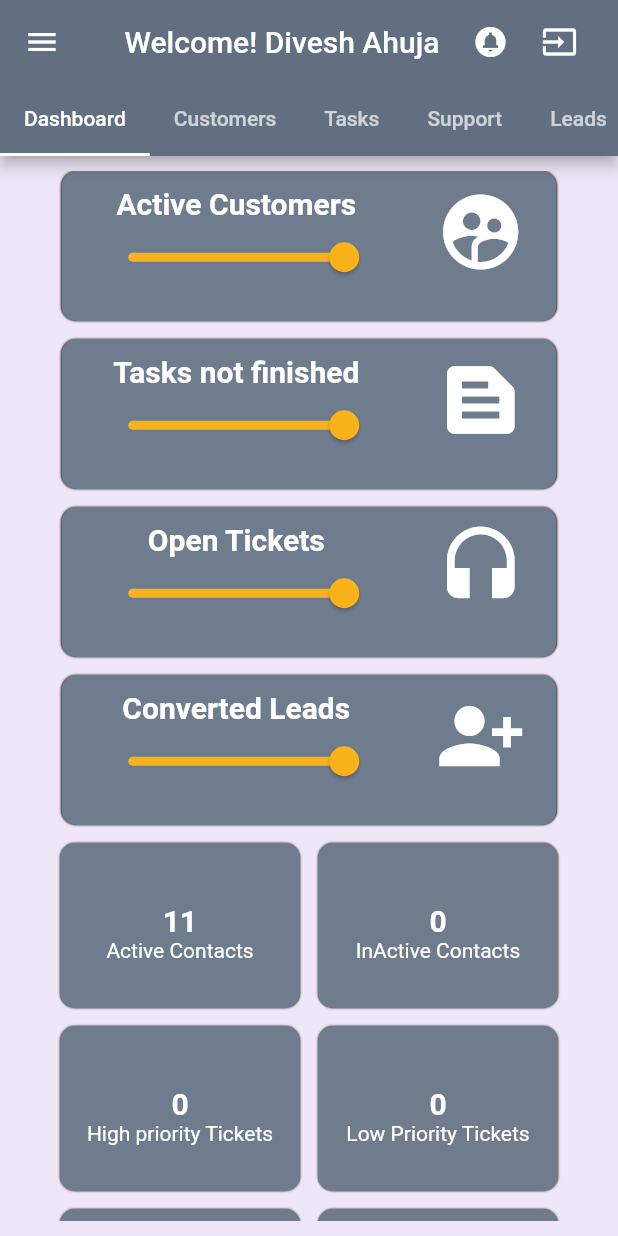
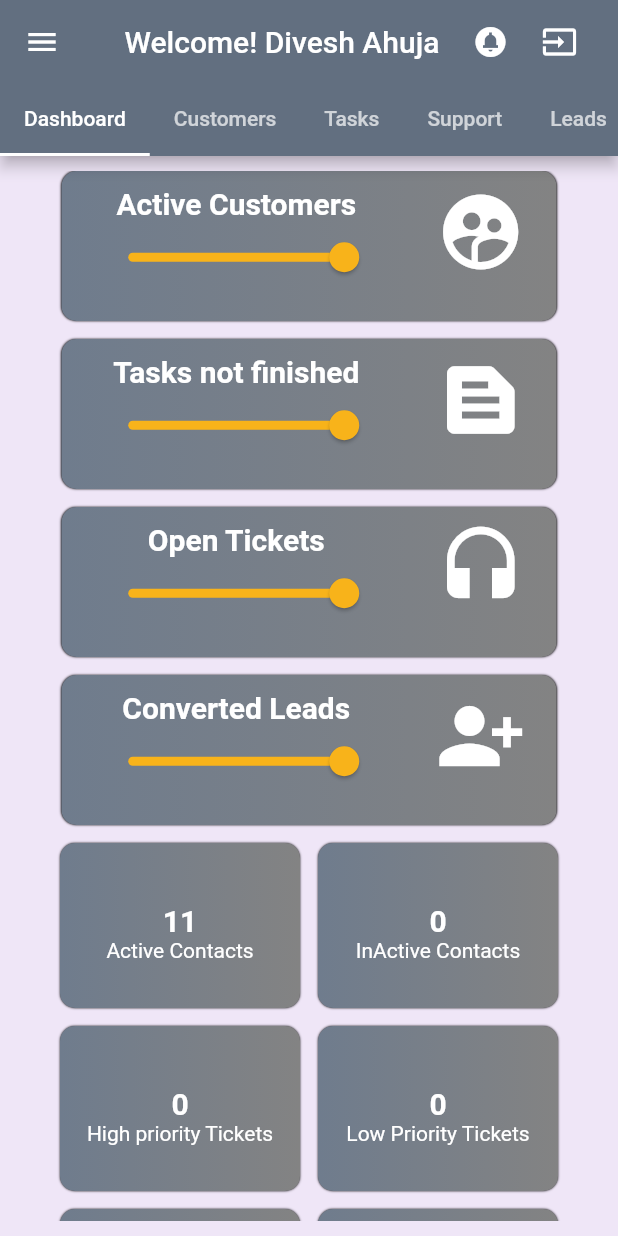
Before and after one commit to mtayyabpro/furqanhosp, a Flutter app: the pg1 screen opened directly, on a phone screen of 412 x 824 dp. Run offline on Flutter 3.47's test engine with Material 2 defaults, Android fonts, the light colour scheme and no system bars.

Commit message:
updated 18.05.23

```diff
--- a/lib/pg1.dart
+++ b/lib/pg1.dart
@@ -140,7 +140,15 @@ class _pg1State extends State<pg1> {
                                   width: 330,
                                   // color: Colors.white,
                                   decoration: BoxDecoration(
-                                      color:Color(0xff6f7c8d),
+                                    gradient: LinearGradient(
+                                      begin: Alignment.centerLeft,
+                                      end: Alignment.centerRight,
+                                      colors: [
+                                        Color(0xff6f7c8d),
+                                        Color(0xff838383),
+                                      ]
+                                    ),
+
                                       borderRadius: BorderRadius.circular(10),
                                       border: Border.all(
                                         width: 0.5,
@@ -202,7 +210,14 @@ class _pg1State extends State<pg1> {
                                   width: 330,
                                   // color: Colors.white,
                                   decoration: BoxDecoration(
-                                      color:Color(0xff6f7c8d),
+                                      gradient: LinearGradient(
+                                          begin: Alignment.centerLeft,
+                                          end: Alignment.centerRight,
+                                          colors: [
+                                            Color(0xff6f7c8d),
+                                            Color(0xff838383),
+                                          ]
+                                      ),
                                       borderRadius: BorderRadius.circular(10),
                                       border: Border.all(
                                         width: 0.5,
@@ -265,7 +280,14 @@ class _pg1State extends State<pg1> {
                                   width: 330,
                                   // color: Colors.white,
                                   decoration: BoxDecoration(
-                                      color:Color(0xff6f7c8d),
+                                      gradient: LinearGradient(
+                                          begin: Alignment.centerLeft,
+                                          end: Alignment.centerRight,
+                                          colors: [
+                                            Color(0xff6f7c8d),
+                                            Color(0xff838383),
+                                          ]
+                                      ),
                                       borderRadius: BorderRadius.circular(10),
                                       border: Border.all(
                                         width: 0.5,
@@ -329,7 +351,14 @@ class _pg1State extends State<pg1> {
                                   width: 330,
                                   // color: Colors.white,
                                   decoration: BoxDecoration(
-                                      color:Color(0xff6f7c8d),
+                                      gradient: LinearGradient(
+                                          begin: Alignment.centerLeft,
+                                          end: Alignment.centerRight,
+                                          colors: [
+                                            Color(0xff6f7c8d),
+                                            Color(0xff838383),
+                                          ]
+                                      ),
                                       borderRadius: BorderRadius.circular(10),
                                       border: Border.all(
                                         width: 0.5,
@@ -392,7 +421,14 @@ class _pg1State extends State<pg1> {
                                   width: 160,
                                   // color: Colors.white,
                                   decoration: BoxDecoration(
-                                      color:Color(0xff6f7c8d),
+                                      gradient: LinearGradient(
+                                          begin: Alignment.centerLeft,
+                                          end: Alignment.centerRight,
+                                          colors: [
+                                            Color(0xff6f7c8d),
+                                            Color(0xff838383),
+                                          ]
+                                      ),
                                       borderRadius: BorderRadius.circular(10),
                                       border: Border.all(
                                         width: 0.5,
@@ -435,7 +471,14 @@ class _pg1State extends State<pg1> {
                               width: 160,
                               // color: Colors.white,
                               decoration: BoxDecoration(
-                                  color: Color(0xff707c8c),
+                                  gradient: LinearGradient(
+                                      begin: Alignment.centerLeft,
+                                      end: Alignment.centerRight,
+                                      colors: [
+                                        Color(0xff6f7c8d),
+                                        Color(0xff838383),
+                                      ]
+                                  ),
                                   borderRadius: BorderRadius.circular(10),
                                   border: Border.all(
                                     width: 0.5,
@@ -483,7 +526,14 @@ class _pg1State extends State<pg1> {
                                   width: 160,
                                   // color: Colors.white,
                                   decoration: BoxDecoration(
-                                      color:Color(0xff6f7c8d),
+                                      gradient: LinearGradient(
+                                          begin: Alignment.centerLeft,
+                                          end: Alignment.centerRight,
+                                          colors: [
+                                            Color(0xff6f7c8d),
+                                            Color(0xff838383),
+                                          ]
+                                      ),
                                       borderRadius: BorderRadius.circular(10),
                                       border: Border.all(
                                         width: 0.5,
@@ -526,7 +576,14 @@ class _pg1State extends State<pg1> {
                               width: 160,
                               // color: Colors.white,
                               decoration: BoxDecoration(
-                                  color: Color(0xff707c8c),
+                                  gradient: LinearGradient(
+                                      begin: Alignment.centerLeft,
+                                      end: Alignment.centerRight,
+                                      colors: [
+                                        Color(0xff6f7c8d),
+                                        Color(0xff838383),
+                                      ]
+                                  ),
                                   borderRadius: BorderRadius.circular(10),
                                   border: Border.all(
                                     width: 0.5,
@@ -574,7 +631,14 @@ class _pg1State extends State<pg1> {
                                   width: 160,
                                   // color: Colors.white,
                                   decoration: BoxDecoration(
-                                      color:Color(0xff6f7c8d),
+                                      gradient: LinearGradient(
+                                          begin: Alignment.centerLeft,
+                                          end: Alignment.centerRight,
+                                          colors: [
+                                            Color(0xff6f7c8d),
+                                            Color(0xff838383),
+                                          ]
+                                      ),
                                       borderRadius: BorderRadius.circular(10),
                                       border: Border.all(
                                         width: 0.5,
@@ -617,7 +681,14 @@ class _pg1State extends State<pg1> {
                               width: 160,
                               // color: Colors.white,
                               decoration: BoxDecoration(
-                                  color: Color(0xff707c8c),
+                                  gradient: LinearGradient(
+                                      begin: Alignment.centerLeft,
+                                      end: Alignment.centerRight,
+                                      colors: [
+                                        Color(0xff6f7c8d),
+                                        Color(0xff838383),
+                                      ]
+                                  ),
                                   borderRadius: BorderRadius.circular(10),
                                   border: Border.all(
                                     width: 0.5,
```
